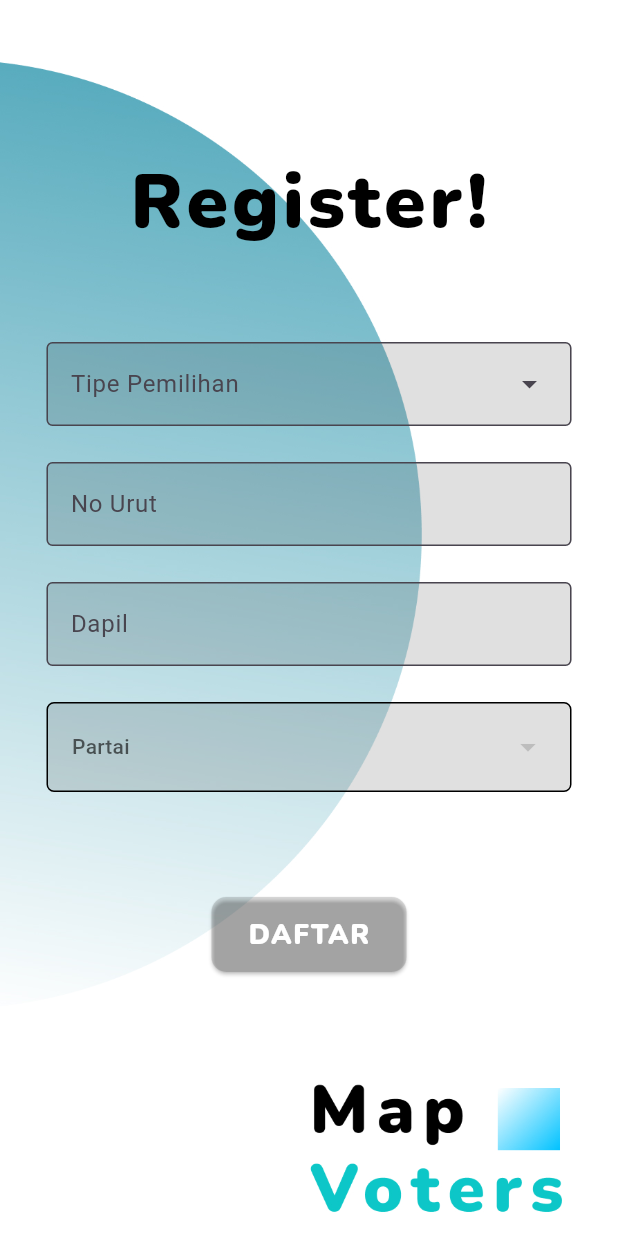
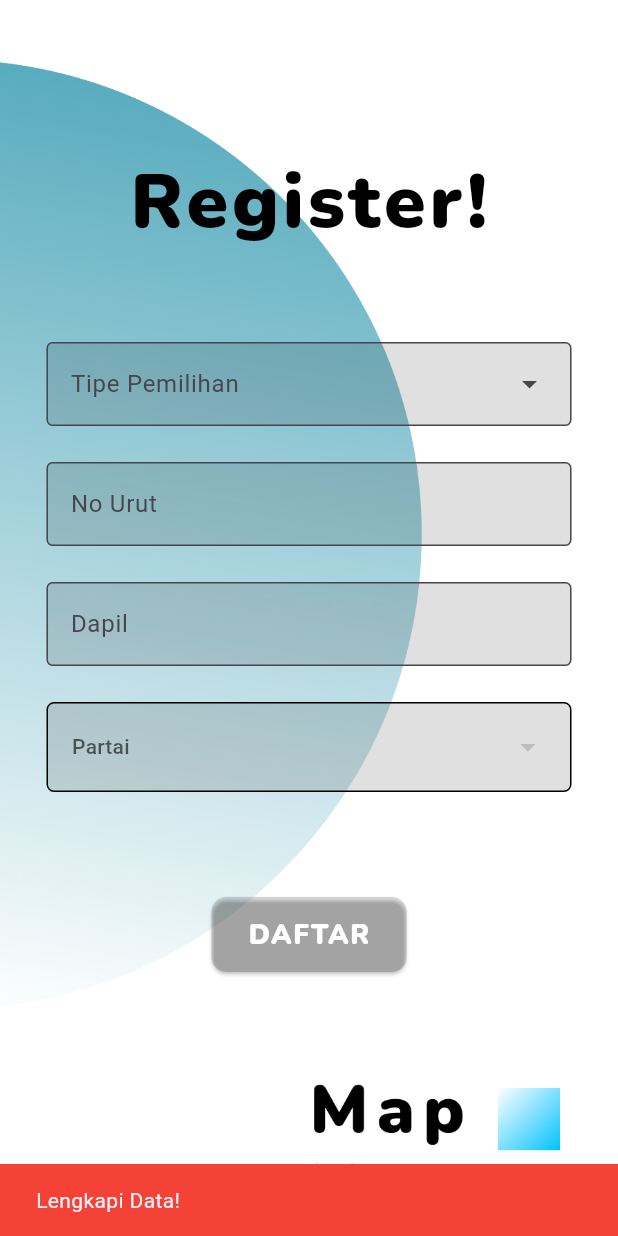
Before and after one commit to mikmself/mapvoters-apk, a Flutter app: the nextRegister screen opened directly with empty values, after a tap on "DAFTAR", on a phone screen of 412 x 824 dp. Run offline on Flutter 3.47's test engine with Material 3 defaults, Android fonts, the phone set to English and light mode, and no system bars; drawn by our look-alikes of dropdown_button2; our stand-ins replace file_picker, google_fonts, sidebarx; network calls fail.

Commit message:
fix: logic cek final data register paslon

```diff
--- a/lib/page/Register/nextRegister.dart
+++ b/lib/page/Register/nextRegister.dart
@@ -7,7 +7,6 @@ import 'package:google_fonts/google_fonts.dart';
 import 'package:mapvotersapk/component/data/ListData.dart';
 import 'package:mapvotersapk/component/model/PartaiModel.dart';
 import 'package:mapvotersapk/component/service/PaslonService.dart';
-import 'package:mapvotersapk/page/Register/metod.dart';
 
 List<String> type = [
   'gubernur',
@@ -46,7 +45,6 @@ class _nextRegisterState extends State<nextRegister> {
   final TextEditingController _typecontroller = TextEditingController();
   final TextEditingController _noUrutcontroller = TextEditingController();
   final TextEditingController _dapilcontroller = TextEditingController();
-  final TextEditingController _partaicontroller = TextEditingController();
 
   @override
   Widget build(BuildContext context) {
@@ -150,8 +148,19 @@ class _nextRegisterState extends State<nextRegister> {
                 height: 70,
               ),
               ElevatedButton(
-                onPressed: () {
-                  _service.registerPaslon(
+                onPressed: () async {
+                  if (_typecontroller.text == '' ||
+                      partaiselect! == '' ||
+                      _dapilcontroller.text == '' ||
+                      _noUrutcontroller.text == '') {
+                    ScaffoldMessenger.of(context).showSnackBar(
+                      const SnackBar(
+                        content: Text('Lengkapi Data!'),
+                        backgroundColor: Colors.red,
+                      ),
+                    );
+                  } else {
+                    bool regissukses = await _service.registerPaslon(
                         widget.nama,
                         widget.email,
                         widget.noHP,
@@ -160,7 +169,17 @@ class _nextRegisterState extends State<nextRegister> {
                         partaiselect!,
                         _dapilcontroller.text,
                         _noUrutcontroller.text,
-                      widget.foto);
+                        widget.foto,
+                        context);
+                    if (regissukses) {
+                      ScaffoldMessenger.of(context).showSnackBar(
+                        const SnackBar(
+                          content: Text('Register Succesfully!'),
+                          backgroundColor: Colors.green,
+                        ),
+                      );
+                    }
+                  }
                 },
                 style: ElevatedButton.styleFrom(
                     backgroundColor: Colors.black12,
```
Lines whose indentation alone changed are shown as unchanged.
